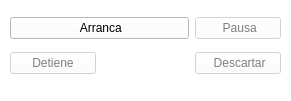
Above: lib/widgets/SimWidget.ui from pascalin/3dmolvis before the change. Below: the same form after it.
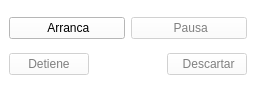
That is the form after the change. Icons and pictures are not drawn.

Commit message: Arreglados algunos problemas con la inclusion del widget de simulacion: * SimWidget.cpp: la clase SimWidget no inicializaba el constructor de la clase padre (QWidget) en el constructor * SimWidget.ui: la modalidad del widget estaba activada, lo cual bloqueaba la aplicacion completa Todavia parece tener problemas con el comportamiento de los botones: * al hacer pausa el boton no refleja el cambio y no queda claro que boton deberias presionar para reanudar la simulacion

What changed in the file:
```diff
--- a/lib/widgets/SimWidget.ui
+++ b/lib/widgets/SimWidget.ui
@@ -9,8 +9,8 @@
    <rect>
     <x>0</x>
     <y>0</y>
-    <width>291</width>
-    <height>101</height>
+    <width>256</width>
+    <height>92</height>
    </rect>
   </property>
   <property name="sizeIncrement" >
@@ -386,35 +386,23 @@
   <property name="toolTip" >
    <string>Simulador de molecuals</string>
   </property>
-  <widget class="QWidget" name="layoutWidget" >
-   <property name="geometry" >
-    <rect>
-     <x>10</x>
-     <y>10</y>
-     <width>271</width>
-     <height>72</height>
-    </rect>
-   </property>
-   <layout class="QGridLayout" >
-    <property name="leftMargin" >
-     <number>0</number>
-    </property>
-    <property name="topMargin" >
-     <number>0</number>
-    </property>
-    <property name="rightMargin" >
-     <number>0</number>
-    </property>
-    <property name="bottomMargin" >
-     <number>0</number>
-    </property>
-    <property name="horizontalSpacing" >
-     <number>6</number>
-    </property>
-    <property name="verticalSpacing" >
-     <number>6</number>
-    </property>
-    <item row="0" column="2" >
+  <layout class="QVBoxLayout" >
+   <item>
+    <layout class="QHBoxLayout" >
+     <item>
+      <widget class="QPushButton" name="start" >
+       <property name="toolTip" >
+        <string>Arranca la simulacion</string>
+       </property>
+       <property name="text" >
+        <string> Arranca</string>
+       </property>
+       <property name="icon" >
+        <iconset resource="../../resource/default.qrc" >:/icons/default/icons/control_play_blue.png</iconset>
+       </property>
+      </widget>
+     </item>
+     <item>
      <widget class="QPushButton" name="pause" >
       <property name="enabled" >
        <bool>false</bool>
@@ -439,20 +427,46 @@
       </property>
      </widget>
     </item>
-    <item row="0" column="0" colspan="2" >
-     <widget class="QPushButton" name="start" >
+    </layout>
+   </item>
+   <item>
+    <layout class="QHBoxLayout" >
+     <item>
+      <widget class="QPushButton" name="stop" >
+       <property name="enabled" >
+        <bool>false</bool>
+       </property>
       <property name="toolTip" >
        <string>Arranca la simulacion</string>
       </property>
       <property name="text" >
-       <string> Arranca</string>
+        <string>Detiene</string>
       </property>
       <property name="icon" >
-       <iconset resource="../../resource/default.qrc" >:/icons/default/icons/control_play_blue.png</iconset>
+        <iconset resource="../../resource/default.qrc" >:/icons/default/icons/control_stop_blue.png</iconset>
+       </property>
+       <property name="checkable" >
+        <bool>false</bool>
+       </property>
+       <property name="checked" >
+        <bool>false</bool>
       </property>
      </widget>
     </item>
-    <item row="1" column="2" >
+     <item>
+      <spacer>
+       <property name="orientation" >
+        <enum>Qt::Horizontal</enum>
+       </property>
+       <property name="sizeHint" >
+        <size>
+         <width>40</width>
+         <height>20</height>
+        </size>
+       </property>
+      </spacer>
+     </item>
+     <item>
      <widget class="QPushButton" name="discard" >
       <property name="enabled" >
        <bool>false</bool>
@@ -477,30 +491,9 @@
       </property>
      </widget>
     </item>
-    <item row="1" column="0" >
-     <widget class="QPushButton" name="stop" >
-      <property name="enabled" >
-       <bool>false</bool>
-      </property>
-      <property name="toolTip" >
-       <string>Detiene la simulacion y lo deja en el ultimo estado de la misma</string>
-      </property>
-      <property name="text" >
-       <string>Detiene</string>
-      </property>
-      <property name="icon" >
-       <iconset resource="../../resource/default.qrc" >:/icons/default/icons/control_stop_blue.png</iconset>
-      </property>
-      <property name="checkable" >
-       <bool>false</bool>
-      </property>
-      <property name="checked" >
-       <bool>false</bool>
-      </property>
-     </widget>
-    </item>
-   </layout>
-  </widget>
+    </layout>
+   </item>
+  </layout>
  </widget>
  <layoutdefault spacing="6" margin="9" />
  <resources>
```
Left out of the diff: 5 changed lines with no effect on the pictures. Lines whose indentation alone changed are shown as unchanged. The commit also changes 2 other files.
